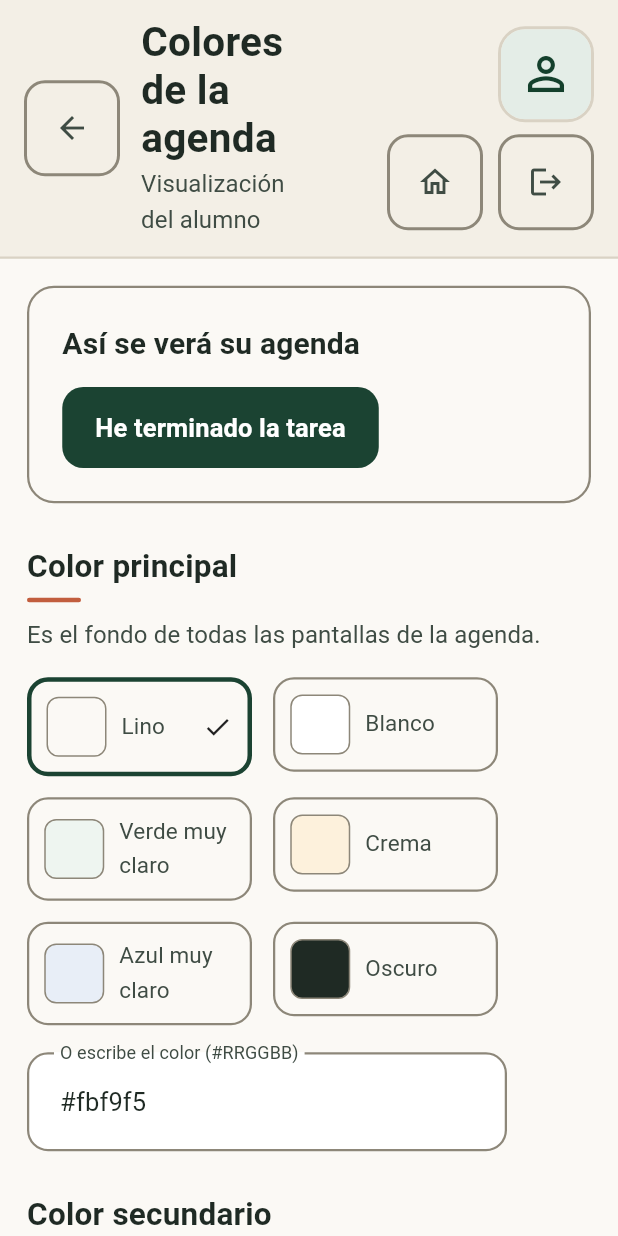
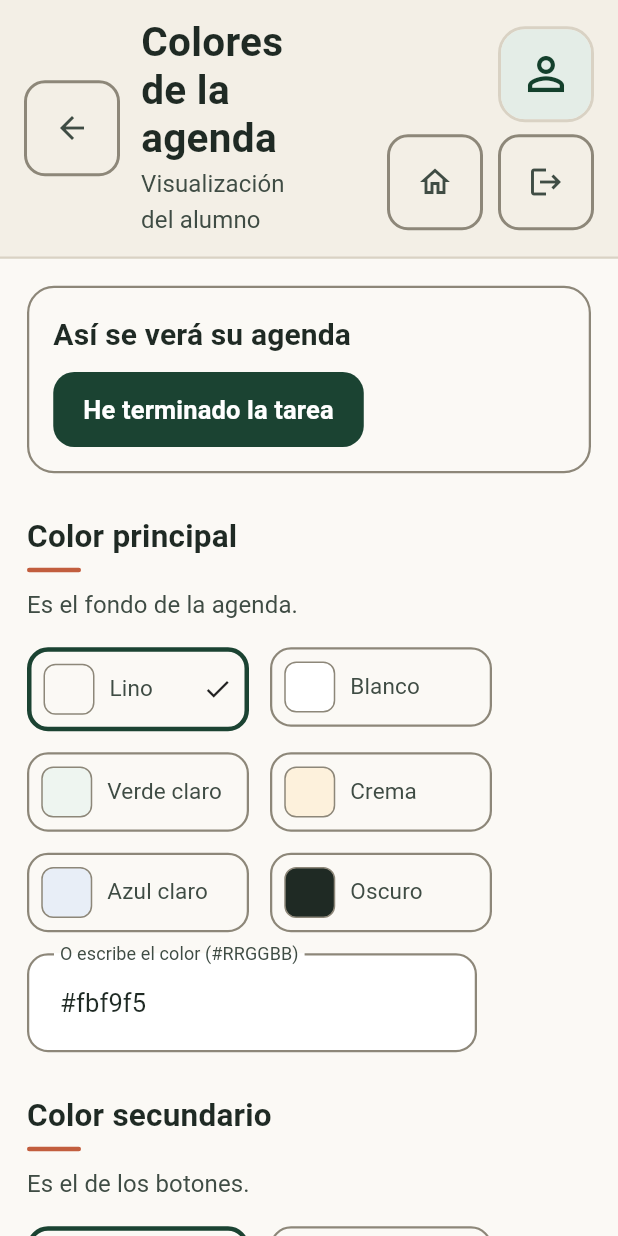
Before and after one commit to jxliian/dgp-mda-2627, a Flutter app: the ColorSettingsScreen widget shown alone on an empty page, opened directly with empty values, on a phone screen of 412 x 824 dp. Run offline on Flutter 3.47's test engine with Material 3 defaults, Android fonts, the phone set to English and light mode, and no system bars; our stand-ins replace flutter_svg, flutter_tts, shared_preferences; missing offline and left inert: file_selector; accounts and stored records are empty; network calls fail.

Commit message:
Que no haya que desplazar ninguna pantalla del alumno en la tablet
Al medir las doce pantallas del alumno a 1280x800, que es la tablet del
centro, tres no cabian: elegir dia pedia 180 px de desplazamiento,
anadir mi tarea 266 y los colores 473.

Elegir dia: la semana cabe en una fila cuando hay sitio, con el ancho de
la ficha calculado, en vez de siete fichas de ancho fijo que se partian
en dos o tres filas.

Colores: los dos colores se eligen uno al lado del otro y las muestras
miden todas lo mismo; con nombres como «Verde muy claro» la muestra
crecia a cuatro lineas. El nombre completo sigue anunciandose al lector.

Anadir mi tarea: el que y el cuando van en dos columnas desde tablet
vertical, y la descripcion pide menos alto en pantalla baja.

La prueba cubre ahora las doce pantallas en las dos orientaciones. La
tarea por pasos y su lista se miden en tarea_por_pasos_test, porque los
datos de demostracion no tienen tareas de varios pasos.

```diff
--- a/src/frontend/lib/screens/color_settings_screen.dart
+++ b/src/frontend/lib/screens/color_settings_screen.dart
@@ -25,17 +25,17 @@ class _ColorSettingsScreenState extends State<ColorSettingsScreen> {
   static const _principales = [
     ('#fbf9f5', 'Lino'),
     ('#ffffff', 'Blanco'),
-    ('#eef5f0', 'Verde muy claro'),
+    ('#eef5f0', 'Verde claro'),
     ('#fdf1dc', 'Crema'),
-    ('#e8eef7', 'Azul muy claro'),
+    ('#e8eef7', 'Azul claro'),
     ('#1f2a24', 'Oscuro'),
   ];
   static const _secundarios = [
-    ('#1b4332', 'Verde bosque'),
-    ('#1d3557', 'Azul noche'),
+    ('#1b4332', 'Verde'),
+    ('#1d3557', 'Azul'),
     ('#8a3a22', 'Terracota'),
     ('#5b2a86', 'Morado'),
-    ('#7a4b06', 'Ámbar oscuro'),
+    ('#7a4b06', 'Ámbar'),
     ('#111111', 'Negro'),
   ];
 
@@ -52,23 +52,42 @@ class _ColorSettingsScreenState extends State<ColorSettingsScreen> {
       crossAxisAlignment: CrossAxisAlignment.start,
       children: [
         _vistaPrevia(),
-        _bloque(
+        LayoutBuilder(
+          builder: (context, restricciones) {
+            final principal = _bloque(
               clave: 'main_col',
               titulo: 'Color principal',
-          ayuda: 'Es el fondo de todas las pantallas de la agenda.',
+              ayuda: 'Es el fondo de la agenda.',
               paleta: _principales,
-        ),
-        _bloque(
+            );
+            final secundario = _bloque(
               clave: 'sec_col',
               titulo: 'Color secundario',
-          ayuda: 'Es el de los botones y los detalles destacados.',
+              ayuda: 'Es el de los botones.',
               paleta: _secundarios,
+            );
+            if (restricciones.maxWidth < Pantalla.media) {
+              return Column(
+                crossAxisAlignment: CrossAxisAlignment.start,
+                children: [principal, secundario],
+              );
+            }
+            return Row(
+              crossAxisAlignment: CrossAxisAlignment.start,
+              children: [
+                Expanded(child: principal),
+                const SizedBox(width: 32),
+                Expanded(child: secundario),
+              ],
+            );
+          },
         ),
-        const SizedBox(height: 28),
-        FilledButton.icon(
+        ScreenActions(
+          primary: FilledButton.icon(
             onPressed: () => Navigator.pop(context, true),
             icon: const Icon(Icons.check),
             label: const Text('Usar estos colores'),
+          ),
         ),
       ],
     ),
@@ -80,7 +99,7 @@ class _ColorSettingsScreenState extends State<ColorSettingsScreen> {
     final claro = fondo.computeLuminance() > .45;
     return Container(
       width: double.infinity,
-      padding: const EdgeInsets.all(22),
+      padding: const EdgeInsets.all(16),
       decoration: BoxDecoration(
         color: fondo,
         borderRadius: BorderRadius.circular(Medidas.radioTarjeta),
@@ -97,9 +116,9 @@ class _ColorSettingsScreenState extends State<ColorSettingsScreen> {
               color: claro ? Paleta.tinta : Colors.white,
             ),
           ),
-          const SizedBox(height: 14),
+          const SizedBox(height: 10),
           Container(
-            padding: const EdgeInsets.symmetric(horizontal: 22, vertical: 14),
+            padding: const EdgeInsets.symmetric(horizontal: 20, vertical: 12),
             decoration: BoxDecoration(
               color: acento,
               borderRadius: BorderRadius.circular(Medidas.radioControl),
@@ -137,9 +156,9 @@ class _ColorSettingsScreenState extends State<ColorSettingsScreen> {
               _muestra(clave, valor, nombre, elegido: valor == actual),
           ],
         ),
-        const SizedBox(height: 18),
+        const SizedBox(height: 14),
         SizedBox(
-          width: 320,
+          width: 300,
           child: TextFormField(
             key: ValueKey('$clave/$actual'),
             initialValue: widget.settings.color(clave),
@@ -172,8 +191,8 @@ class _ColorSettingsScreenState extends State<ColorSettingsScreen> {
       onTap: widget.enabled ? () => _guardar(clave, valor) : null,
       borderRadius: BorderRadius.circular(Medidas.radioControl),
       child: Container(
-        width: 150,
-        padding: const EdgeInsets.all(10),
+        width: 148,
+        padding: const EdgeInsets.all(8),
         decoration: BoxDecoration(
           borderRadius: BorderRadius.circular(Medidas.radioControl),
           border: Border.all(
@@ -184,8 +203,8 @@ class _ColorSettingsScreenState extends State<ColorSettingsScreen> {
         child: Row(
           children: [
             Container(
-              width: 40,
-              height: 40,
+              width: 34,
+              height: 34,
               decoration: BoxDecoration(
                 color: colorDesdeHex(valor),
                 borderRadius: BorderRadius.circular(8),
@@ -194,7 +213,12 @@ class _ColorSettingsScreenState extends State<ColorSettingsScreen> {
             ),
             const SizedBox(width: 10),
             Expanded(
-              child: Text(nombre, style: const TextStyle(fontSize: 15)),
+              child: Text(
+                nombre,
+                maxLines: 1,
+                overflow: TextOverflow.ellipsis,
+                style: const TextStyle(fontSize: 15),
+              ),
             ),
             if (elegido) const Icon(Icons.check, size: 20),
           ],
--- a/src/frontend/lib/ui/widgets/form_actions.dart
+++ b/src/frontend/lib/ui/widgets/form_actions.dart
@@ -15,6 +15,7 @@ class FormActions extends StatelessWidget {
     this.label = 'Guardar',
     this.onDelete,
     this.deleteLabel = 'Eliminar',
+    this.topPadding = 30,
   });
 
   final bool busy;
@@ -25,8 +26,13 @@ class FormActions extends StatelessWidget {
   final VoidCallback? onDelete;
   final String deleteLabel;
 
+  /// Separación con el contenido de arriba. Se reduce en los formularios que
+  /// van justos de alto en la tablet.
+  final double topPadding;
+
   @override
   Widget build(BuildContext context) => ScreenActions(
+    topPadding: topPadding,
     secondary: [
       OutlinedButton.icon(
         onPressed: busy ? null : () => Navigator.pop(context),
```
Also changed, not shown: src/frontend/lib/screens/days_screen.dart (+29 -9 lines), src/frontend/lib/screens/task_editor_screen.dart (+34 -4 lines), 2 other files. Lines whose indentation alone changed are shown as unchanged.
